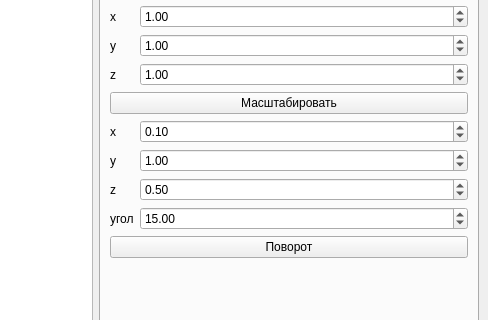
Before: the Qt Designer form mainwindow.ui in maxhha/bmstu-iu7-cg-cp, drawn with Qt 5; both pictures show x 536 to 1024 and y 182 to 502 of the 1024 by 720 pixel window.
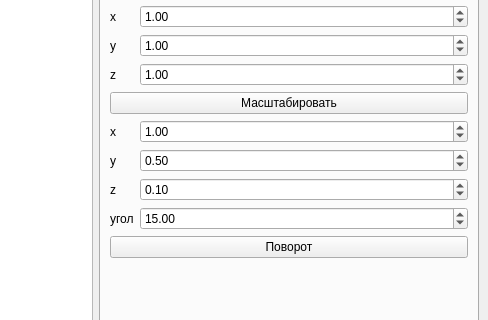
After: the same form once the commit is applied. The open tabs and pages were chosen to show the change. Custom widgets are drawn as their Qt base class.

The edit to the form file:
```diff
--- a/mainwindow.ui
+++ b/mainwindow.ui
@@ -774,7 +774,7 @@
            <double>10000.000000000000000</double>
           </property>
           <property name="value">
-           <double>0.100000000000000</double>
+           <double>1.000000000000000</double>
           </property>
          </widget>
         </item>
@@ -794,7 +794,7 @@
            <double>10000.000000000000000</double>
           </property>
           <property name="value">
-           <double>1.000000000000000</double>
+           <double>0.500000000000000</double>
           </property>
          </widget>
         </item>
@@ -811,7 +811,7 @@
            <double>-10000.000000000000000</double>
           </property>
           <property name="value">
-           <double>0.500000000000000</double>
+           <double>0.100000000000000</double>
           </property>
          </widget>
         </item>
```
Left out of the diff: 42 changed lines with no effect on the pictures.
